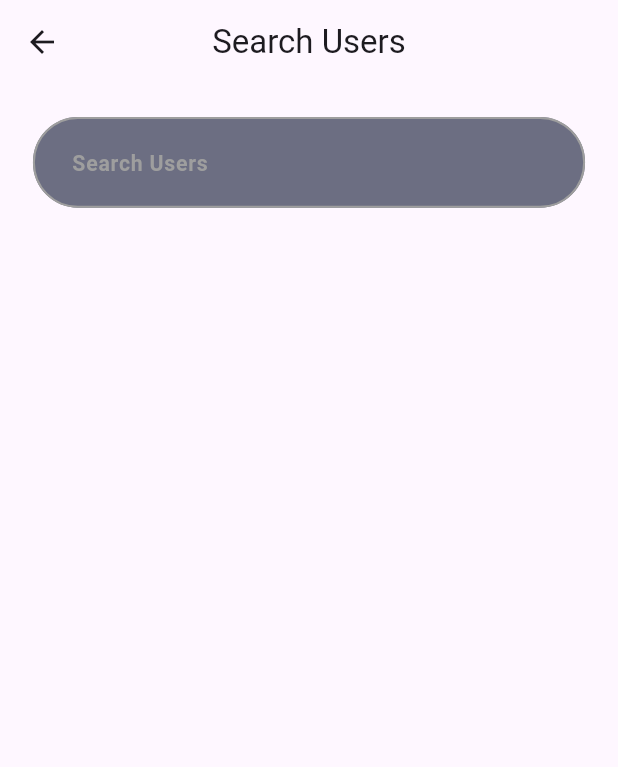
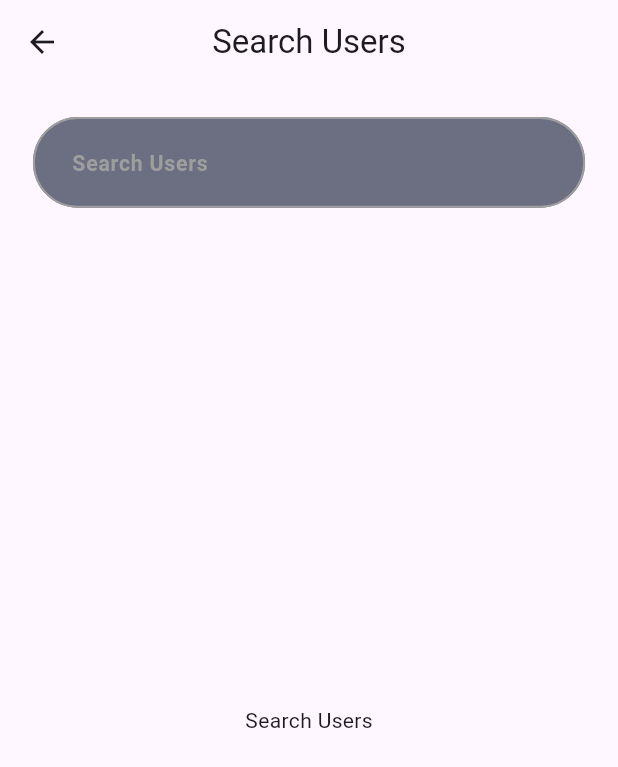
Before and after one commit to MarawanAbed/freedom, a Flutter app: the SearchPage screen opened by its route, on a phone screen of 412 x 824 dp. Shown: the top 767 px of the screen. Run offline on Flutter 3.47's test engine with Material 3 defaults, Android fonts, the phone set to English and light mode, and no system bars; our stand-ins replace bloc, cloud_firestore, firebase_auth, firebase_core, firebase_messaging, firebase_storage and 12 more; missing offline and left inert: github_sign_in, twitter_login; accounts and stored records are empty; statements that could not run were skipped.

Commit message:
finish search

```diff
--- a/lib/core/routes/app_routes.dart
+++ b/lib/core/routes/app_routes.dart
@@ -12,6 +12,7 @@ import 'package:freedom_chat_app/freedom/home/presentation/bloc/home_cubit.dart'
 import 'package:freedom_chat_app/freedom/home_layout/presentation/pages/home_layout.dart';
 import 'package:freedom_chat_app/freedom/onBoarding/presentation/pages/on_boarding_page.dart';
 import 'package:freedom_chat_app/freedom/profile/presentation/bloc/get_user_cubit.dart';
+import 'package:freedom_chat_app/freedom/search/presentation/bloc/search_users_cubit.dart';
 import 'package:freedom_chat_app/freedom/search/presentation/pages/search_page.dart';
 import 'package:freedom_chat_app/freedom/sign_in/presentation/bloc/sign_in_cubit.dart';
 import 'package:freedom_chat_app/freedom/sign_in/presentation/pages/sign_in_page.dart';
@@ -46,10 +47,13 @@ class AppRoutes {
           child: const HomeLayout(),
         ),
     Routes.chatPage: (context) => const ChatPage(),
-    Routes.searchPage: (context) => const SearchPage(),
     Routes.editProfilePage: (context) => BlocProvider(
           create: (context) => getIt<UpdateProfileCubit>(),
           child: const EditProfilePage(),
         ),
+    Routes.searchPage: (context) => BlocProvider(
+          create: (context) => getIt<SearchUsersCubit>(),
+          child: const SearchPage(),
+        ),
   };
 }
--- a/lib/core/services/firebase_services.dart
+++ b/lib/core/services/firebase_services.dart
@@ -113,8 +113,7 @@ class AuthService {
       final GoogleSignInAccount? googleUser = await googleSignIn.signIn();
       if (googleUser == null) {
         // Handle cancellation here
-        print('Google sign-in was cancelled by the user');
-        return; // Early return to stop further execution
+        throw('Google sign-in was cancelled by the user');
       }
 
       // Force account selection
--- a/lib/freedom/edit_profile/presentation/widgets/edit_profile_body.dart
+++ b/lib/freedom/edit_profile/presentation/widgets/edit_profile_body.dart
@@ -58,7 +58,6 @@ class EditProfileBody extends StatelessWidget {
       source: user.source,
     );
 
-    // Step 1: Update profile image if needed
     if (cubit.profileImage != null && cubit.profileImage!.path != user.image) {
       cubit.imageUrl = await cubit.uploadImage(context);
       final users = UserModel(
@@ -78,7 +77,6 @@ class EditProfileBody extends StatelessWidget {
       });
     }
 
-    // Step 2: Update email and/or password
     if (newUser.email != user.email && newUser.password != user.password) {
       await cubit
           .updateEmailAndPassword(
@@ -130,7 +128,6 @@ class EditProfileBody extends StatelessWidget {
       });
     }
 
-    // Step 3: Update other profile information
     if (newUser.name != user.name ||
         newUser.description != user.description ||
         newUser.address != user.address) {
--- a/lib/freedom/home/presentation/widgets/users_item.dart
+++ b/lib/freedom/home/presentation/widgets/users_item.dart
@@ -39,7 +39,7 @@ class _UserItemsState extends State<UserItems> {
           user: widget.user,
         ),
         title: Text(
-          userId == widget.user.uId ? 'You' : widget.user.name!,
+           userId==widget.user.uId?'You (${widget.user.name})':widget.user.name!,
           style: TextStyles.font18Normal,
         ),
         contentPadding: EdgeInsets.all(AppSizes.kDefaultAllPaddingS10),
--- a/lib/freedom/home_layout/presentation/widgets/home_app_bar.dart
+++ b/lib/freedom/home_layout/presentation/widgets/home_app_bar.dart
@@ -18,14 +18,14 @@ class HomeAppBar extends StatelessWidget implements PreferredSizeWidget {
       title: Padding(
         padding: EdgeInsets.only(left: AppSizes.kDefaultAllPaddingS10),
         child: Text(
-          'Chats',
+          'Freedom',
           style: TextStyles.font22Bold,
         ),
       ),
       actions: [
         IconButton(
           onPressed: () {
-            // context.pushNamed(Routes.searchScreen);
+            context.pushNamed(Routes.searchPage);
           },
           icon: Icon(
             Icons.search,
--- a/lib/freedom/search/presentation/bloc/search_users_cubit.dart
+++ b/lib/freedom/search/presentation/bloc/search_users_cubit.dart
@@ -1,9 +1,32 @@
-import 'package:bloc/bloc.dart';
+import 'package:flutter_bloc/flutter_bloc.dart';
+import 'package:freedom_chat_app/freedom/search/domain/use_cases/search_users.dart';
+import 'package:freedom_chat_app/freedom/sign_up/data/models/user_model.dart';
 import 'package:freezed_annotation/freezed_annotation.dart';
 
 part 'search_users_state.dart';
 part 'search_users_cubit.freezed.dart';
 
 class SearchUsersCubit extends Cubit<SearchUsersState> {
-  SearchUsersCubit() : super(const SearchUsersState.initial());
+  SearchUsersCubit(this._usersUseCase) : super(const SearchUsersState.initial());
+
+  final SearchUsersUseCase _usersUseCase;
+
+
+  void search(String query)  {
+    try {
+      final users =  _usersUseCase(query);
+      users.listen((events){
+        if(!isClosed)
+        {
+          emit(SearchUsersState.success(events));
+        }
+      });
+    } catch (e) {
+      emit(SearchUsersState.error(e.toString()));
+    }
+  }
+
+  void clear() {
+    emit(const SearchUsersState.initial());
+  }
 }
--- a/lib/freedom/search/presentation/bloc/search_users_state.dart
+++ b/lib/freedom/search/presentation/bloc/search_users_state.dart
@@ -4,7 +4,7 @@ part of 'search_users_cubit.dart';
 class SearchUsersState with _$SearchUsersState {
   const factory SearchUsersState.initial() = _Initial;
 
-  const factory SearchUsersState.success() = Success;
+  const factory SearchUsersState.success(List<UserModel>users) = Success;
 
   const factory SearchUsersState.error(String message) = Error;
 }
--- a/lib/freedom/search/presentation/widgets/search_bloc_builder.dart
+++ b/lib/freedom/search/presentation/widgets/search_bloc_builder.dart
@@ -1,50 +1,55 @@
-// import 'package:flutter/material.dart';
-// import 'package:flutter_bloc/flutter_bloc.dart';
-// import 'package:freedom_chat_app/core/helpers/helper_methods.dart';
-// import 'package:freedom_chat_app/core/utils/sizes.dart';
-// import 'package:freedom_chat_app/core/utils/strings.dart';
-// import 'package:freedom_chat_app/features/home/presentation/manager/search_users/search_users_cubit.dart';
-// import 'package:freedom_chat_app/features/home/presentation/widgets/users_item.dart';
-//
-// class SearchBlocBuilder extends StatelessWidget {
-//   const SearchBlocBuilder({super.key});
-//
-//   @override
-//   Widget build(BuildContext context) {
-//     return BlocBuilder<SearchUsersCubit, SearchUsersState>(
-//       builder: (context, state) {
-//         return state.when(
-//           initial: () => const Center(
-//             child: CircularProgressIndicator(),
-//           ),
-//           success: (users) => users.isEmpty
-//               ? Expanded(
-//                   child: Center(
-//                     child: Column(
-//                       mainAxisAlignment: MainAxisAlignment.center,
-//                       children: [
-//                         Icon(Icons.search, size: AppSizes.iconSizeS100, color: Colors.grey),
-//                         const Text(AppStrings.notFound),
-//                       ],
-//                     ),
-//                   ),
-//                 )
-//               : Expanded(
-//                   child: ListView.separated(
-//                     itemBuilder: (context, index) {
-//                       return UserItems(
-//                         user: users[index],
-//                       );
-//                     },
-//                     separatorBuilder: (context, index) => HelperMethod.verticalSpace(AppSizes.verticalSpacingS10),
-//                     itemCount: users.length,
-//                   ),
-//                 ),
-//           error: (message) => Center(
-//             child: Text(message),
-//           ),
-//         );
-//       },
-//     );
-//   }
-// }
+import 'package:flutter/material.dart';
+import 'package:flutter_bloc/flutter_bloc.dart';
+import 'package:freedom_chat_app/core/helpers/helper_methods.dart';
+import 'package:freedom_chat_app/core/utils/sizes.dart';
+import 'package:freedom_chat_app/core/utils/strings.dart';
+import 'package:freedom_chat_app/freedom/search/presentation/bloc/search_users_cubit.dart';
+import 'package:freedom_chat_app/freedom/search/presentation/widgets/search_items.dart';
+
+class SearchBlocBuilder extends StatelessWidget {
+  const SearchBlocBuilder({super.key});
+
+  @override
+  Widget build(BuildContext context) {
+    return BlocBuilder<SearchUsersCubit, SearchUsersState>(
+      builder: (context, state) {
+        return state.when(
+          initial: () => const Expanded(
+            child: Center(
+              child: Text(AppStrings.searchUsers),
+            ),
+          ),
+          success: (users) => users.isEmpty
+              ? Expanded(
+                  child: Center(
+                    child: Column(
+                      mainAxisAlignment: MainAxisAlignment.center,
+                      children: [
+                        Icon(Icons.search,
+                            size: AppSizes.iconSizeS100, color: Colors.grey),
+                        const Text(AppStrings.notFound),
+                      ],
+                    ),
+                  ),
+                )
+              : Expanded(
+                  child: ListView.separated(
+                    padding: EdgeInsets.zero,
+                    itemBuilder: (context, index) {
+                      return SearchItems(
+                        user: users[index],
+                      );
+                    },
+                    separatorBuilder: (context, index) =>
+                        HelperMethod.verticalSpace(AppSizes.verticalSpacingS10),
+                    itemCount: users.length,
+                  ),
+                ),
+          error: (message) => Center(
+            child: Text(message),
+          ),
+        );
+      },
+    );
+  }
+}
--- a/lib/freedom/search/presentation/widgets/search_body.dart
+++ b/lib/freedom/search/presentation/widgets/search_body.dart
@@ -1,8 +1,11 @@
 import 'package:flutter/material.dart';
+import 'package:flutter_bloc/flutter_bloc.dart';
 import 'package:freedom_chat_app/core/helpers/helper_methods.dart';
 import 'package:freedom_chat_app/core/utils/sizes.dart';
 import 'package:freedom_chat_app/core/utils/strings.dart';
 import 'package:freedom_chat_app/core/widgets/app_text_form.dart';
+import 'package:freedom_chat_app/freedom/search/presentation/bloc/search_users_cubit.dart';
+import 'package:freedom_chat_app/freedom/search/presentation/widgets/search_bloc_builder.dart';
 
 class SearchBody extends StatelessWidget {
   const SearchBody ({super.key});
@@ -16,11 +19,17 @@ class SearchBody extends StatelessWidget {
           AppTextFormField(
             hintText: AppStrings.searchUsers,
             onChanged: (value) {
-              // context.read<SearchUsersCubit>().searchUsers(value);
+              if(value.isNotEmpty)
+              {
+                context.read<SearchUsersCubit>().search(value);
+              }else
+              {
+                context.read<SearchUsersCubit>().clear();
+              }
             },
           ),
           HelperMethod.verticalSpace(AppSizes.verticalSpacingS20),
-          // const SearchBlocBuilder(),
+          const SearchBlocBuilder(),
         ],
       ),
     );
```
Also changed, not shown: lib/core/di/dependancy_injection.dart (+14 -8 lines), lib/freedom/search/presentation/bloc/search_users_cubit.freezed.dart.
